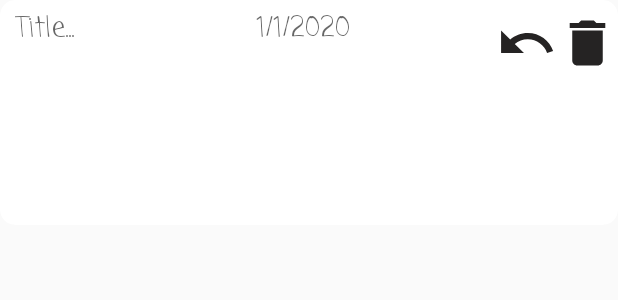
After one commit to ahiary94/portfolioenghiary, an Android app: the layout trash_can_raw.xml on its own in the app's theme, with its tools: preview values and no code run, on a phone screen of 412 x 824 dp. The commit adds this screen. Shown: the top 300 px of the screen. Run offline under Robolectric (Android 15) with nearby library versions, the light colour scheme and no system bars.

Commit message:
Abeer ^^ add trash can

```diff
--- a/app/src/main/java/com/example/abeer/mysecretportfolio/plugins/PluginsGridActivity.java
+++ b/app/src/main/java/com/example/abeer/mysecretportfolio/plugins/PluginsGridActivity.java
@@ -12,7 +12,6 @@ import com.example.abeer.mysecretportfolio.AddNoteDatabase;
 import com.example.abeer.mysecretportfolio.MainActivity;
 import com.example.abeer.mysecretportfolio.R;
 import com.example.abeer.mysecretportfolio.models.AddNoteModel;
-import com.example.abeer.mysecretportfolio.models.FavouriteModel;
 import com.example.abeer.mysecretportfolio.models.HomeModel;
 
 import java.util.ArrayList;
@@ -78,7 +77,7 @@ public class PluginsGridActivity extends AppCompatActivity {
             @Override
             public void onClick(DialogInterface dialog, int which) {
                 Toast.makeText(PluginsGridActivity.this, "The note is deleted", Toast.LENGTH_SHORT).show();
-                database.clearNote(id);
+                database.updateDeleteFlag(id);
                 notifyAdapter();
             }
         });
--- a/app/src/main/res/drawable/ic_exit_to_app_black_24dp.xml
+++ b/app/src/main/res/drawable/ic_exit_to_app_black_24dp.xml
@@ -4,6 +4,6 @@
         android:viewportWidth="24.0"
         android:viewportHeight="24.0">
     <path
-        android:fillColor="#FF000000"
+        android:fillColor="#252323"
         android:pathData="M10.09,15.59L11.5,17l5,-5 -5,-5 -1.41,1.41L12.67,11H3v2h9.67l-2.58,2.59zM19,3H5c-1.11,0 -2,0.9 -2,2v4h2V5h14v14H5v-4H3v4c0,1.1 0.89,2 2,2h14c1.1,0 2,-0.9 2,-2V5c0,-1.1 -0.9,-2 -2,-2z"/>
 </vector>
--- a/app/src/main/res/drawable/ic_favorite_black_24dp.xml
+++ b/app/src/main/res/drawable/ic_favorite_black_24dp.xml
@@ -4,6 +4,6 @@
         android:viewportWidth="24.0"
         android:viewportHeight="24.0">
     <path
-        android:fillColor="#FF000000"
+        android:fillColor="#252323"
         android:pathData="M12,21.35l-1.45,-1.32C5.4,15.36 2,12.28 2,8.5 2,5.42 4.42,3 7.5,3c1.74,0 3.41,0.81 4.5,2.09C13.09,3.81 14.76,3 16.5,3 19.58,3 22,5.42 22,8.5c0,3.78 -3.4,6.86 -8.55,11.54L12,21.35z"/>
 </vector>
--- a/app/src/main/res/drawable/ic_tag_faces_black_24dp.xml
+++ b/app/src/main/res/drawable/ic_tag_faces_black_24dp.xml
@@ -4,6 +4,6 @@
         android:viewportWidth="24.0"
         android:viewportHeight="24.0">
     <path
-        android:fillColor="#FF000000"
+        android:fillColor="#252323"
         android:pathData="M11.99,2C6.47,2 2,6.48 2,12s4.47,10 9.99,10C17.52,22 22,17.52 22,12S17.52,2 11.99,2zM12,20c-4.42,0 -8,-3.58 -8,-8s3.58,-8 8,-8 8,3.58 8,8 -3.58,8 -8,8zM15.5,11c0.83,0 1.5,-0.67 1.5,-1.5S16.33,8 15.5,8 14,8.67 14,9.5s0.67,1.5 1.5,1.5zM8.5,11c0.83,0 1.5,-0.67 1.5,-1.5S9.33,8 8.5,8 7,8.67 7,9.5 7.67,11 8.5,11zM12,17.5c2.33,0 4.31,-1.46 5.11,-3.5L6.89,14c0.8,2.04 2.78,3.5 5.11,3.5z"/>
 </vector>
--- /dev/null
+++ b/app/src/main/res/drawable/ic_undo.xml
@@ -0,0 +1,10 @@
+<vector xmlns:android="http://schemas.android.com/apk/res/android"
+    android:width="24dp"
+    android:height="24dp"
+    android:tint="#252323"
+    android:viewportWidth="24.0"
+    android:viewportHeight="24.0">
+    <path
+        android:fillColor="#FF000000"
+        android:pathData="M12.5,8c-2.65,0 -5.05,0.99 -6.9,2.6L2,7v9h9l-3.62,-3.62c1.39,-1.16 3.16,-1.88 5.12,-1.88 3.54,0 6.55,2.31 7.6,5.5l2.37,-0.78C21.08,11.03 17.15,8 12.5,8z" />
+</vector>
--- /dev/null
+++ b/app/src/main/res/layout/trash_can_raw.xml
@@ -0,0 +1,79 @@
+<?xml version="1.0" encoding="utf-8"?>
+<LinearLayout xmlns:android="http://schemas.android.com/apk/res/android"
+    xmlns:app="http://schemas.android.com/apk/res-auto"
+    android:orientation="vertical"
+    android:layout_width="match_parent"
+    android:layout_height="wrap_content">
+
+    <androidx.cardview.widget.CardView
+        app:cardCornerRadius="10dp"
+        android:layout_marginBottom="10dp"
+        android:layout_width="match_parent"
+        android:layout_height="wrap_content">
+
+        <LinearLayout
+            android:layout_width="match_parent"
+            android:layout_height="match_parent"
+            android:orientation="vertical">
+
+            <LinearLayout
+                android:layout_width="match_parent"
+                android:layout_height="wrap_content"
+                android:gravity="end|right">
+
+                <TextView
+                    android:id="@+id/trashCanRaw_title"
+                    android:hint="@string/hint_title"
+                    android:fontFamily="casual"
+                    android:paddingLeft="10dp"
+                    android:textSize="18sp"
+                    android:layout_width="0dp"
+                    android:layout_height="50dp"
+                    android:layout_weight="1"/>
+
+                <TextView
+                    android:id="@+id/trashCanRaw_date"
+                    android:padding="5dp"
+                    android:textSize="18sp"
+                    android:fontFamily="casual"
+                    android:hint="1/1/2020"
+                    android:layout_width="0dp"
+                    android:layout_height="50dp"
+                    android:layout_weight="1"/>
+
+                <TextView
+                    android:id="@+id/trashCanRaw_undo"
+                    android:background="@drawable/ic_undo"
+                    android:layout_width="wrap_content"
+                    android:layout_height="40dp"
+                    android:layout_weight="0.1"/>
+
+                <TextView
+                    android:id="@+id/trashCanRaw_delete"
+                    android:background="@drawable/ic_delete_black_24dp"
+                    android:layout_width="wrap_content"
+                    android:layout_height="40dp"
+                    android:layout_weight="0.1"/>
+
+            </LinearLayout>
+
+            <ScrollView
+                android:layout_width="match_parent"
+                android:layout_height="100dp">
+
+                <TextView
+                    android:id="@+id/trashCanRaw_note"
+                    android:padding="10dp"
+                    android:scrollbars="vertical"
+                    android:fontFamily="casual"
+                    android:layout_width="match_parent"
+                    android:layout_height="wrap_content"/>
+            </ScrollView>
+
+
+        </LinearLayout>
+
+    </androidx.cardview.widget.CardView>
+
+
+</LinearLayout>
--- a/app/src/main/res/values/strings.xml
+++ b/app/src/main/res/values/strings.xml
@@ -30,12 +30,12 @@
     <string name="ok">Ok</string>
     <string name="add_title">Add title</string>
 
-<!--        <string name="quote_banner_id">ca-app-pub-3940256099942544/6300978111</string>-->
+    <!--        <string name="quote_banner_id">ca-app-pub-3940256099942544/6300978111</string>-->
     <string name="color_dialog_banner_id">ca-app-pub-7003859395474560/9623239116</string>
     <string name="delete_dialog_banner_id">ca-app-pub-7003859395474560/4982174573</string>
     <string name="add_note_banner_id">ca-app-pub-7003859395474560/4962186792</string>
     <string name="quote_banner_id">ca-app-pub-7003859395474560/9526217956</string>
-
+    <string name="trash_can">Trash Can</string>
 
 
 </resources>
```
Also changed, not shown: app/src/main/AndroidManifest.xml (+10 -14 lines), app/src/main/java/com/example/abeer/mysecretportfolio/AddNoteActivity.java (+10 -7 lines), app/src/main/java/com/example/abeer/mysecretportfolio/AddNoteDatabase.java (+110 -13 lines), app/src/main/java/com/example/abeer/mysecretportfolio/MainActivity.java (+11 -4 lines), app/src/main/java/com/example/abeer/mysecretportfolio/TrashCanActivity.java (added, +114 -0 lines), app/src/main/java/com/example/abeer/mysecretportfolio/TrashCanAdapter.java (added, +98 -0 lines), app/src/main/java/com/example/abeer/mysecretportfolio/plugins/PositiveQuotesActivity.java (+38 -1 lines), app/src/main/res/drawable/ic_delete_sweep.xml (added, +10 -0 lines), app/src/main/res/layout/activity_trash_can.xml (added, +17 -0 lines), app/src/main/res/menu/pluginsmenu.xml (+7 -0 lines), app/build.gradle (line endings or trailing spaces), 1 other file.
